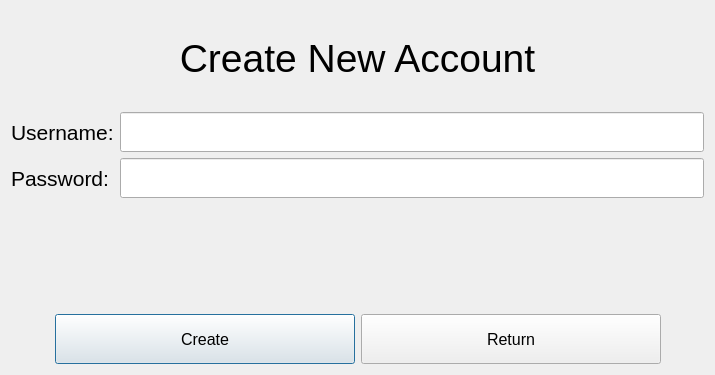
The window that UI/createAccount.ui (Sp1riting/A-Level-Coursework) describes before a commit, drawn with Qt 5.
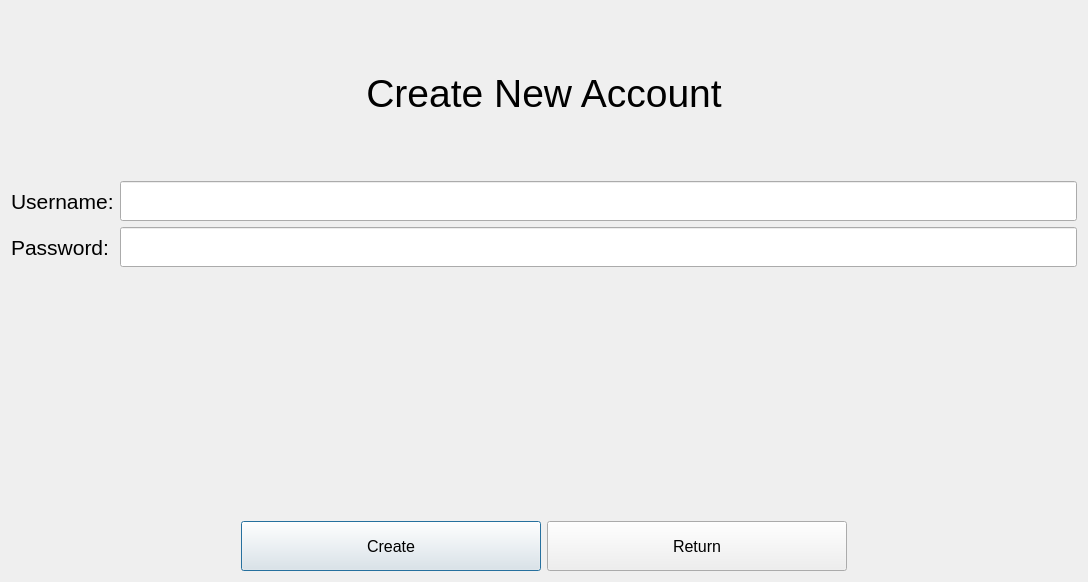
The same window after the commit.

What changed in the file:
```diff
--- a/UI/createAccount.ui
+++ b/UI/createAccount.ui
@@ -6,8 +6,8 @@
    <rect>
     <x>0</x>
     <y>0</y>
-    <width>715</width>
-    <height>375</height>
+    <width>1088</width>
+    <height>582</height>
    </rect>
   </property>
   <property name="windowTitle">
```
